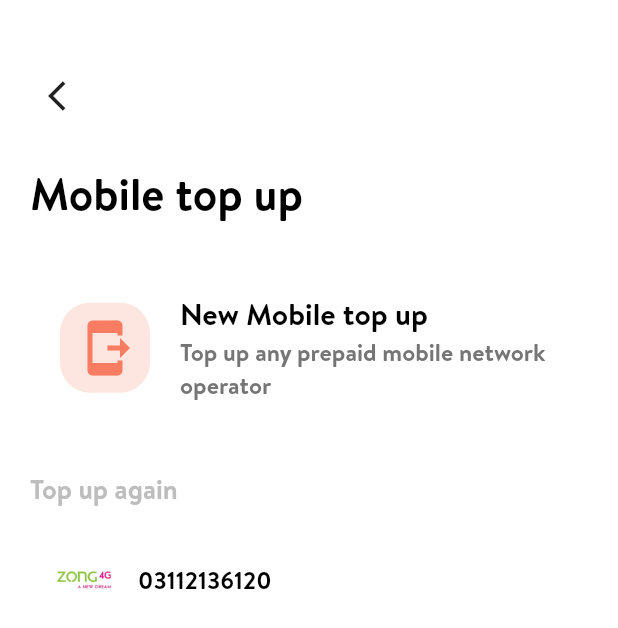
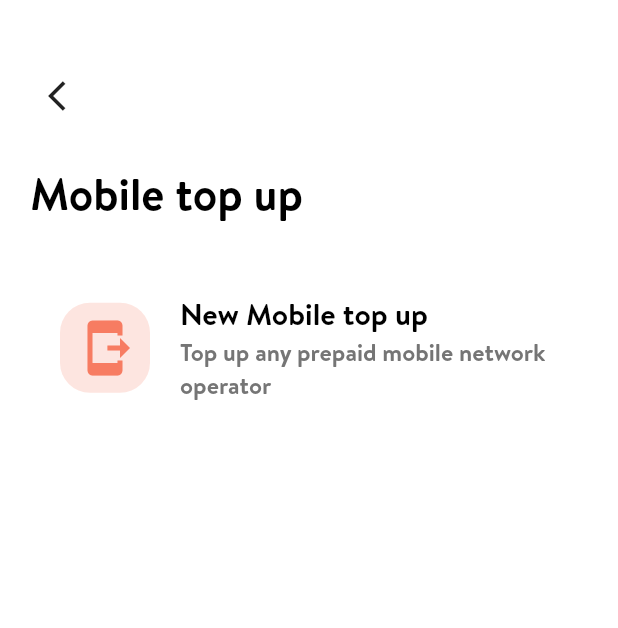
Before and after one commit to Suhaibusman/Sadapay-Clone, a Flutter app: the MobileTopUp screen opened directly, on a phone screen of 412 x 824 dp. Shown: the top 628 px of the screen. Run offline on Flutter 3.47's test engine with Material 2 defaults, Android fonts, the phone set to English and light mode, and no system bars.

Commit message:
sadapay clone

```diff
--- a/lib/data/balance_record.dart
+++ b/lib/data/balance_record.dart
@@ -19,9 +19,9 @@ BalancePart({
 static List<BalancePart> getBalancePart(){
   List<BalancePart> balance=[];
 
- balance.add(
-  BalancePart(image: Myimages.zonglogo, phonenumber: "03112136120")
- );
+//  balance.add(
+//   BalancePart(image: Myimages.zonglogo, phonenumber: "03112136120")
+//  );
  return balance;
 }
 
```
